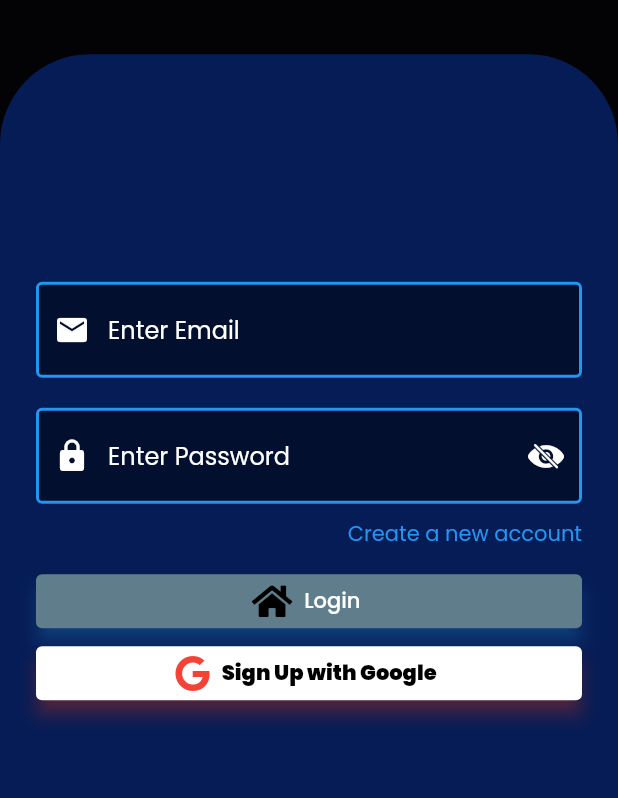
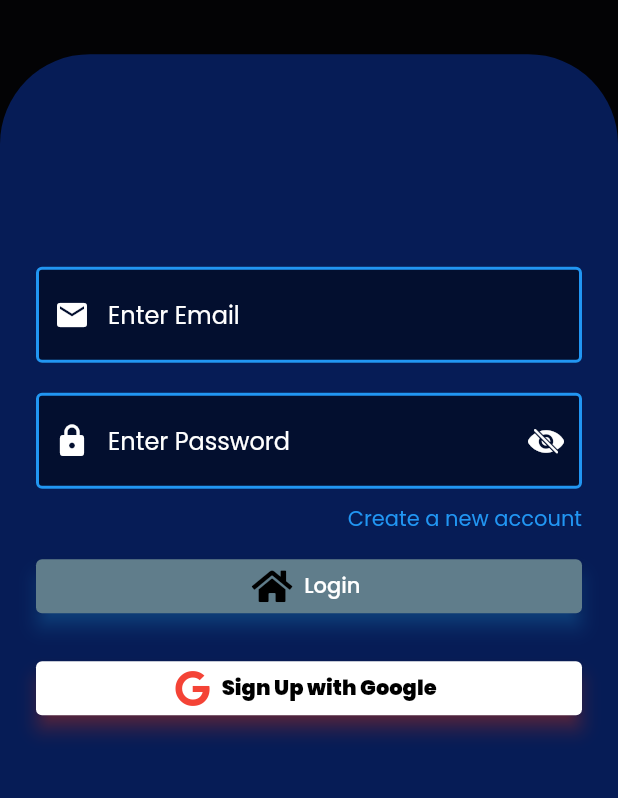
Before and after one commit to hrathnapala/CTSE_Grocery, a Flutter app: the screen it shows after launch, on a phone screen of 412 x 824 dp, the part 299-1097 px from its top. Run offline on Flutter 3.47's test engine with Material 2 defaults, Android fonts, the light colour scheme and no system bars; our stand-ins replace another_flushbar, email_validator, firebase_auth, firebase_core, flutter_spinkit, font_awesome_flutter and 3 more; accounts and stored records are empty.

Commit message:
some changes

```diff
--- a/lib/components/authentication/sign_in.dart
+++ b/lib/components/authentication/sign_in.dart
@@ -72,25 +72,29 @@ class _SignInState extends State<SignIn> {
                   SizedBox(
                     height: size.height * 0.03,
                   ),
-                  Text(
+                  FittedBox(
+                    child: Text(
                       "Name: " + user.displayName,
                       style: TextStyle(
                           color: kWhite,
                           fontWeight: FontWeight.w900,
                           fontSize: size.width * 0.05),
                     ),
+                  ),
                   SizedBox(
                     height: size.height * 0.01,
                   ),
-                  Text(
+                  FittedBox(
+                    child: Text(
                       "Email: " + user.email,
                       style: TextStyle(
                           color: kWhite,
                           fontWeight: FontWeight.w900,
                           fontSize: size.width * 0.05),
                     ),
+                  ),
                   SizedBox(
-                    height: size.height * 0.04,
+                    height: size.height * 0.1,
                   ),
                   Text(
                     "Proceed If Details are correct",
@@ -98,9 +102,6 @@ class _SignInState extends State<SignIn> {
                         color: kBlue,
                         fontWeight: FontWeight.w900,
                         fontSize: size.width * 0.04),
-                  ),
-                  SizedBox(
-                    height: size.height * 0.01,
                   ),
                   Container(
                     width: size.width * 0.6,
@@ -151,7 +152,7 @@ class _SignInState extends State<SignIn> {
                     ),
                   ),
                   SizedBox(
-                    height: size.height * 0.03,
+                    height: size.height * 0.06,
                   ),
                   Text(
                     "If Not, Navigate back to login page",
@@ -160,14 +161,11 @@ class _SignInState extends State<SignIn> {
                         fontWeight: FontWeight.w900,
                         fontSize: size.width * 0.04),
                   ),
-                  SizedBox(
-                    height: size.height * 0.01,
-                  ),
                   Container(
                     width: size.width * 0.6,
                     child: ElevatedButton.icon(
                       icon: FaIcon(
-                        FontAwesomeIcons.backward,
+                        FontAwesomeIcons.arrowLeft,
                         color: kRed,
                       ),
                       label: Text(
@@ -227,13 +225,6 @@ class _SignInState extends State<SignIn> {
                     color: Color(0xFF030305),
                     constraints: BoxConstraints(
                         maxHeight: size.height, maxWidth: size.width),
-                    // decoration: BoxDecoration(
-                    //   image: new DecorationImage(
-                    //     image:
-                    //         new ExactAssetImage('assets/images/login_bg.png'),
-                    //     fit: BoxFit.cover,
-                    //   ),
-                    // ),
                     child: Column(
                       mainAxisAlignment: MainAxisAlignment.center,
                       crossAxisAlignment: CrossAxisAlignment.center,
@@ -562,6 +553,9 @@ class _SignInState extends State<SignIn> {
                                           elevation: 5.0),
                                     ),
                                   ),
+                                  SizedBox(
+                                    height: 20.0,
+                                  ),
                                   Container(
                                     width: double.infinity,
                                     child: ElevatedButton.icon(
```
Lines whose indentation alone changed are shown as unchanged.
